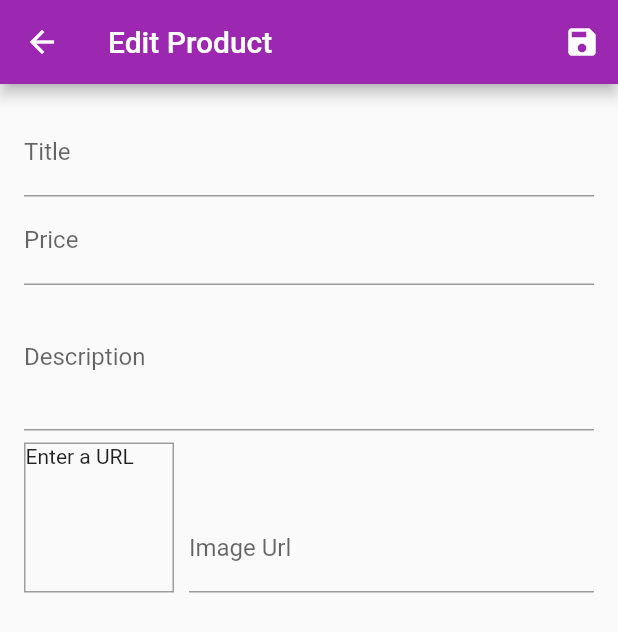
After one commit to briandev25/Shop-App-to-demonstrate-State-Management-with-Provider, a Flutter app: the EditProductScreen screen opened by its route, on a phone screen of 412 x 824 dp. The commit adds this screen. Shown: the top 632 px of the screen. Run offline on Flutter 3.47's test engine with Material 2 defaults, Android fonts, the phone set to English and light mode, and no system bars; network calls fail.

Commit message:
Added features like editing and deleting products

```diff
--- /dev/null
+++ b/lib/Pages/editProductScreen.dart
@@ -0,0 +1,220 @@
+import 'package:flutter/material.dart';
+import '../Providers/product.dart';
+import 'package:provider/provider.dart';
+import '../Providers/productsProvider.dart';
+
+
+class EditProductScreen extends StatefulWidget {
+  static  const  namedRoute = '/edit-product';
+  @override
+  _EditProductScreenState createState() => _EditProductScreenState();
+}
+
+class _EditProductScreenState extends State<EditProductScreen> {
+ final _priceFocusNode = FocusNode();
+ final _descriptionFocusNode = FocusNode();
+ final _imageUrlFocusNode = FocusNode();
+ final _imageUrlController = TextEditingController();
+ final _form =GlobalKey<FormState>();
+ var _editProduct =Product(
+   id: null, title: '', description: '',imageUrl: '', price: 0,
+ );
+// var _isInit = true;
+
+@override
+  void initState() {
+    _imageUrlController.addListener(_updateImageUrl);
+    super.initState();
+  }
+  //  @override
+  // // void didChangeDependencies() {
+  // //  if(_isInit){
+  // //  //  final productId = ModalRoute.of(context).settings.arguments as String;
+  // //    Provider.of<Products>(context)
+  // //  }
+  //  _isInit = false;
+  //   super.didChangeDependencies();
+  // }
+
+  void _updateImageUrl(){
+   if(!_imageUrlFocusNode.hasFocus){
+     setState(() {
+
+     });
+   }
+  }
+ @override
+  void dispose() {
+    _imageUrlFocusNode.removeListener(_updateImageUrl);
+    _priceFocusNode.dispose();
+    _descriptionFocusNode.dispose();
+    _imageUrlController.dispose();
+    _imageUrlFocusNode.dispose();
+    super.dispose();
+  }
+  void _saveForm() {
+    final isValidated = _form.currentState.validate();
+    if(!isValidated){
+      return;
+    }
+    _form.currentState.save();
+    Provider.of<Products>(context, listen: false).addProduct(_editProduct);
+    Navigator.of(context).pop();
+  }
+  @override
+  Widget build(BuildContext context) {
+
+    return Scaffold(
+      appBar: AppBar(
+        title:const Text('Edit Product'),
+        actions: <Widget>[
+          IconButton(icon: Icon(Icons.save), onPressed: _saveForm,),
+        ],
+      ),
+      body: Padding(padding: EdgeInsets.all(16),
+      child: Form(
+        child: ListView(
+               children: <Widget>[
+                    TextFormField(
+                    decoration:const InputDecoration(labelText: 'Title'),
+                    textInputAction: TextInputAction.next,
+                     onFieldSubmitted: (value){
+                       FocusScope.of(context).requestFocus(_priceFocusNode);
+                     },
+                      onSaved: (value){
+                       _editProduct = Product(
+                        title: value,
+                        description: _editProduct.description,
+                        id: null,
+                        imageUrl: _editProduct.imageUrl,
+                        price: _editProduct.price,
+                      );
+                   },
+                     validator: (value){
+                      if(value.isEmpty){
+                        return 'Please enter the title';
+                      }
+                      return null;
+                    },
+                    ),
+                            TextFormField(
+                     decoration: InputDecoration(labelText: 'Price'),
+                     textInputAction: TextInputAction.next,
+                     keyboardType: TextInputType.number,
+                    focusNode: _priceFocusNode,
+                     onFieldSubmitted: (_){
+                       FocusScope.of(context).requestFocus(_descriptionFocusNode);
+                     },
+                       onSaved: (value){
+                       _editProduct = Product(
+                         title: _editProduct.title,
+                         description: _editProduct.description,
+                         id: null,
+                         imageUrl: _editProduct.imageUrl,
+                         price: double.parse(value),
+                       );
+                     },
+                      validator: (value){
+                       if(value.isEmpty){
+                         return 'Please enter the Price';
+                       }
+                       if(double.tryParse(value) == null){
+                         return 'Please enter a Valid Number!';
+                       }
+                       if(double.parse(value) <= 0){
+                         return 'Price cannot be less than zero!';
+                       }
+                       return null;
+                     },
+                   ),
+                        TextFormField(
+                     decoration:const InputDecoration(labelText: 'Description'),
+                     maxLines: 3,
+                     keyboardType: TextInputType.multiline,
+                     focusNode: _descriptionFocusNode,
+                     onFieldSubmitted: (_) {
+                       _saveForm();
+                     },
+                       onSaved: (value){
+                      _editProduct = Product(
+                         title: _editProduct.title,
+                         description: value,
+                         id: null,
+                         imageUrl: _editProduct.imageUrl,
+                         price: _editProduct.price,
+                       );
+                     },
+                      validator: (value){
+                      if(value.isEmpty){
+                         return 'Please enter the Description';
+                       }
+                       if(value.length < 10){
+                         return 'Should be at least 10 characters long';
+                       }
+                       return null;
+                     },
+                   ),
+                     Row(
+                              crossAxisAlignment: CrossAxisAlignment.end,
+                             children: <Widget>[
+                          Container(
+                           width: 100,
+                           height: 100,
+                           margin: EdgeInsets.only(
+                            top: 8,
+                             right: 10,
+                           ),
+                           decoration: BoxDecoration(
+                          border: Border.all(
+                            color: Colors.grey,
+                            width: 1,
+                          ),
+                           ),
+                          child: _imageUrlController.text.isEmpty ? Text('Enter a URL') : FittedBox(
+                             child: Image.network(
+                               _imageUrlController.text,
+                               fit: BoxFit.cover,
+                               ),
+                           ),
+                          ),
+                          Expanded(
+                                                      child: TextFormField(
+                               decoration: InputDecoration(labelText: 'Image Url'),
+                            textInputAction: TextInputAction.done,
+                            keyboardType: TextInputType.url,
+                            focusNode: _imageUrlFocusNode,
+                              onSaved: (value){
+                            _editProduct = Product(
+                              title: _editProduct.title,
+                              description: _editProduct.description,
+                              id: null,
+                              imageUrl: value,
+                              price: _editProduct.price,
+                            );
+                       },
+                        validator: (value){
+                            if(value.isEmpty){
+                             return 'Please enter the Image URL';
+                            }
+                            if(!value.startsWith('http') && !value.startsWith('https')){
+                              return 'Please enter a valid url';
+                            }
+                            if(!value.endsWith('.jpeg') && !value.endsWith('.png') && !value.endsWith('.jpg')){
+                              return 'Invalid image URL';
+                            }
+                            return null;
+                        },
+                            ),
+                          ),
+                             ],
+                      ),
+
+               ],
+        ),
+        ),
+      )
+
+
+    );
+  }
+}
--- a/lib/Pages/ordersScreen.dart
+++ b/lib/Pages/ordersScreen.dart
@@ -4,11 +4,13 @@ import 'package:provider/provider.dart';
 import '../Widgets/readyToOrder.dart';
 import '../Widgets/drawer.dart';
 
+
 class OrdersScreen extends StatelessWidget {
   static const routeName = '/orders';
   @override
   Widget build(BuildContext context) {
     final orderData =  Provider.of<Orders>(context);
+
     return Scaffold(
       appBar: AppBar(
         title: Text('Your Orders'),
--- a/lib/Providers/cart.dart
+++ b/lib/Providers/cart.dart
@@ -1,5 +1,5 @@
 import 'package:flutter/foundation.dart';
-class CartModel with ChangeNotifier{
+class CartModel{
   final String id;
   final String title;
   final int quantity;
@@ -49,6 +49,22 @@ void addItem(String productId,double price,String title) {
 
   notifyListeners();
 }
+void removeSingleItem(String productId){
+  if(!_items.containsKey(productId)){
+    return;
+  }
+  if(_items[productId].quantity >1){
+    _items.update(productId, (existingItem)=> CartModel(
+    id: existingItem.id,
+    title: existingItem.title,
+    price: existingItem.price,
+    quantity: existingItem.quantity - 1));
+  }
+  else{
+    _items.remove(productId);
+  }
+  notifyListeners();
+}
 
 void removeItem(String productId){
   _items.remove(productId);
--- a/lib/Providers/orders.dart
+++ b/lib/Providers/orders.dart
@@ -1,6 +1,6 @@
 import 'package:flutter/foundation.dart';
-//import 'package:myshop_app/Providers/cart.dart';
-import '../Widgets/cartItem.dart';
+import 'package:myshop_app/Providers/cart.dart';
+//import '../Widgets/cartItem.dart';
 import './cart.dart';
 
 class OrderItem{
--- a/lib/Providers/productsProvider.dart
+++ b/lib/Providers/productsProvider.dart
@@ -44,10 +44,11 @@ class Products with ChangeNotifier{
      return [..._items];
   }
 
-  // void addProduct () {
-
-  //   notifyListeners();
-  // }
+  void addProduct (Product product) {
+     final newProduct = Product(id: DateTime.now().toString(), title: product.title, description: product.description, imageUrl: product.imageUrl, price: product.price);
+     _items.add(newProduct);
+     notifyListeners();
+   }
   void showFavorites (){
   showFavoritesOnly =true;
   notifyListeners();
@@ -56,4 +57,8 @@ class Products with ChangeNotifier{
     showFavoritesOnly =false;
     notifyListeners();
   }
+  void deleteItem(String id){
+     _items.removeWhere((prod) => prod.id == id);
+     notifyListeners();
+  }
 }
--- a/lib/Widgets/drawer.dart
+++ b/lib/Widgets/drawer.dart
@@ -1,6 +1,9 @@
 import 'package:flutter/material.dart';
 import '../Pages/ordersScreen.dart';
+import '../Pages/userProductScreen.dart';
 class MainDrawer extends StatelessWidget {
+
+
   @override
   Widget build(BuildContext context) {
     return Drawer(
@@ -18,6 +21,7 @@ class MainDrawer extends StatelessWidget {
               Navigator.of(context).pushNamed('/');
               },
           ),
+          Divider(),
             ListTile(
             leading: Icon(Icons.payment,),
             title: Text('Order'),
@@ -25,6 +29,14 @@ class MainDrawer extends StatelessWidget {
               Navigator.of(context).pushNamed(OrdersScreen.routeName);
               },
           ),
+           Divider(),
+            ListTile(
+            leading: Icon(Icons.edit,),
+            title: Text('Manage Products'),
+            onTap:() {
+              Navigator.of(context).pushNamed(UserProductScreen.routeName);
+              },
+          ),
         ],
       ),
     );
--- a/lib/Widgets/productItem.dart
+++ b/lib/Widgets/productItem.dart
@@ -14,7 +14,7 @@ class ProductItem extends StatelessWidget {
     final product = Provider.of<Product>(context, listen: false);
     final cart  = Provider.of<Cart>(context, listen: false);
 
-    print('Widget rebuilt');
+
     return ClipRRect(
         borderRadius: BorderRadius.circular(10),
           child: GridTile(
@@ -42,6 +42,16 @@ class ProductItem extends StatelessWidget {
             icon: Icon(Icons.shopping_cart),
             onPressed: (){
             cart.addItem(product.id, product.price, product.title);
+            Scaffold.of(context).hideCurrentSnackBar();
+            Scaffold.of(context).showSnackBar(
+              SnackBar(
+                content: Text('Added Product to cart!'),
+                duration: Duration(seconds: 3),
+                action: SnackBarAction(label: "Undo", onPressed: (){
+                  cart.removeSingleItem(product.id);
+                }),
+              ),
+            );
             },
             color: Theme.of(context).accentColor,
             )
--- a/lib/main.dart
+++ b/lib/main.dart
@@ -7,6 +7,8 @@ import './Providers/cart.dart';
 import './Pages/cartScreen.dart';
 import './Providers/orders.dart';
 import './Pages/ordersScreen.dart';
+import './Pages/userProductScreen.dart';
+import './Pages/editProductScreen.dart';
 
  void main() =>runApp(MyApp());
 
@@ -37,6 +39,8 @@ class MyApp extends StatelessWidget {
             ProductDetailPage.detailPage: (ctx) => ProductDetailPage(),
             CartScreen.routeName: (ctx) => CartScreen(),
             OrdersScreen.routeName: (ctx) => OrdersScreen(),
+            UserProductScreen.routeName : (ctx) => UserProductScreen(),
+            EditProductScreen.namedRoute : (ctx) => EditProductScreen(),
           },
         ),
     );
--- a/pubspec.yaml
+++ b/pubspec.yaml
@@ -20,6 +20,7 @@ dependencies:
   flutter:
     sdk: flutter
   provider: ^4.0.0
+  intl: ^0.16.1
 
   # The following adds the Cupertino Icons font to your application.
   # Use with the CupertinoIcons class for iOS style icons.
@@ -28,6 +29,7 @@ dependencies:
 dev_dependencies:
   flutter_test:
     sdk: flutter
+
 
 
 # For information on the generic Dart part of this file, see the
```
Also changed, not shown: lib/Pages/userProductScreen.dart (added, +36 -0 lines), lib/Widgets/cartItem.dart (+19 -0 lines), lib/Widgets/readyToOrder.dart (+44 -4 lines), lib/Widgets/userProductItem.dart (added, +41 -0 lines), pubspec.lock.
